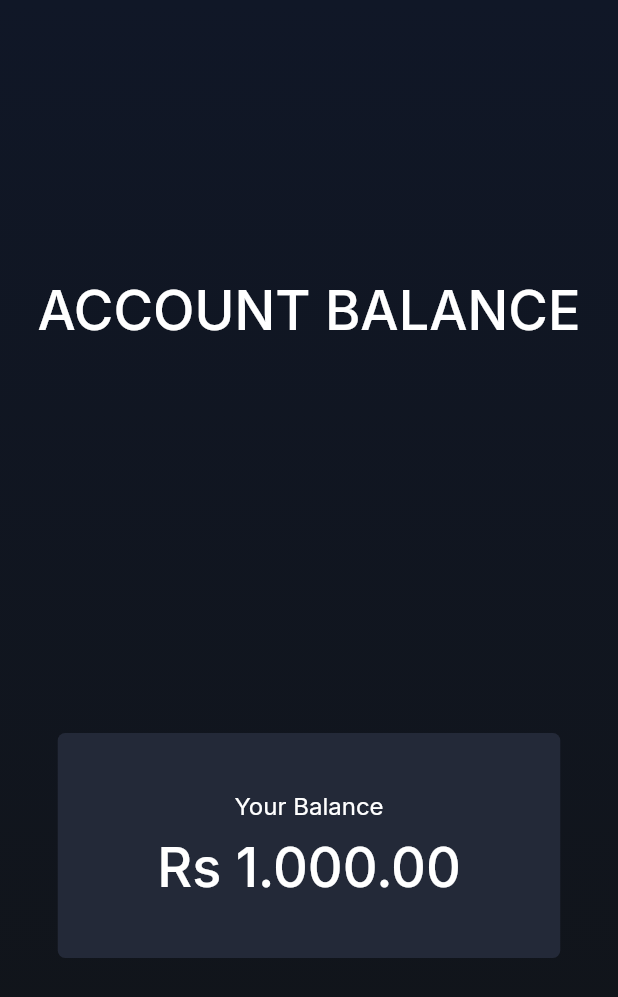
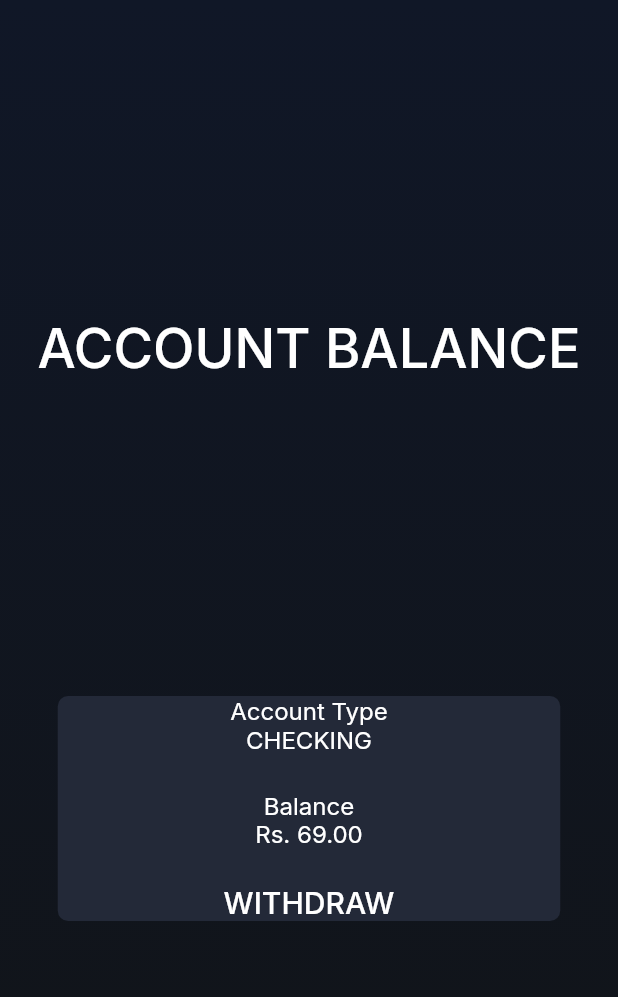
Before and after one commit to sawongam/ATM-App-in-Flutter, a Flutter app: the Menu screen opened directly, after a tap on "CHECK BALANCE", on a phone screen of 412 x 824 dp. Shown: the top 997 px of the screen. Run offline on Flutter 3.47's test engine with Material 2 defaults, Android fonts, the phone set to English and light mode, and no system bars; our stand-ins replace google_fonts, pinput.

Commit message:
atm pin screen added + structure revamped

```diff
--- /dev/null
+++ b/lib/UI/balance_check.dart
@@ -0,0 +1,96 @@
+import 'package:flutter/material.dart';
+import 'package:flutter/services.dart';
+
+class BalanceCheck extends StatelessWidget {
+  const BalanceCheck({super.key});
+
+  @override
+  Widget build(BuildContext context) {
+    return Scaffold(
+      body: Container(
+        decoration: const BoxDecoration(
+          gradient: LinearGradient(
+            colors: [Color(0xFF101727), Color(0xFF111418)],
+            begin: Alignment.topCenter,
+            end: Alignment.bottomCenter,
+          ),
+        ),
+        child: Center(
+          child: Column(
+              mainAxisAlignment: MainAxisAlignment.spaceEvenly,
+              children: [
+            // const Spacer(flex: 5),
+            const Text(
+              'ACCOUNT BALANCE',
+              style: TextStyle(
+                fontSize: 36,
+                fontWeight: FontWeight.w500,
+              ),
+            ),
+
+            // const Spacer(flex: 7),
+
+            Container(
+              width: 335,
+              height: 150,
+              decoration: BoxDecoration(
+                color: const Color(0xFF232938),
+                borderRadius: BorderRadius.circular(7),
+              ),
+              child: const Column(
+                mainAxisAlignment: MainAxisAlignment.spaceEvenly,
+                children: [
+                  Text(
+                    'Account Type',
+                    style: TextStyle(
+                      color: Colors.white,
+                      fontSize: 16,
+                      fontWeight: FontWeight.w400,
+                    ),
+                  ),
+                  Text(
+                    'CHECKING',
+                    style: TextStyle(
+                      color: Colors.white,
+                      fontSize: 16,
+                      fontWeight: FontWeight.w400,
+                    ),
+                  ),
+                  Spacer(),
+                  Text(
+                    'Balance',
+                    style: TextStyle(
+                      color: Colors.white,
+                      fontSize: 16,
+                      fontWeight: FontWeight.w400,
+                    ),
+                  ),
+                  Text(
+                    'Rs. 69.00',
+                    style: TextStyle(
+                      color: Colors.white,
+                      fontSize: 16,
+                      fontWeight: FontWeight.w400,
+                    ),
+                  ),
+                  Spacer(),
+                  Text(
+                    'WITHDRAW',
+                    style: TextStyle(
+                      color: Colors.white,
+                      fontSize: 20,
+                      fontWeight: FontWeight.w500,
+                    ),
+                  ),
+                ],
+              ),
+            ),
+
+            // const Spacer(flex: 5),
+
+          ]),
+        ),
+      ),
+    );
+  }
+}
--- a/lib/menu.dart
+++ b/lib/UI/menu.dart
@@ -1,6 +1,6 @@
+import 'package:atmproject/UI/balance_check.dart';
+import 'package:atmproject/UI/withdraw.dart';
 import 'package:flutter/material.dart';
-import 'package:atmproject/balance_check.dart';
-import 'package:atmproject/withdraw.dart';
 import 'package:flutter/services.dart';
 
 class Menu extends StatelessWidget {
@@ -19,8 +19,9 @@ class Menu extends StatelessWidget {
     ),
         child: Center(
           child: Column(
-            mainAxisAlignment: MainAxisAlignment.center,
+            mainAxisAlignment: MainAxisAlignment.spaceEvenly,
             children: [
+              const Spacer(flex: 4),
               const Text(
                 'MENU',
                 style: TextStyle(
@@ -28,7 +29,8 @@ class Menu extends StatelessWidget {
                   fontWeight: FontWeight.w500,
                 ),
               ),
-              const SizedBox(height: 169),
+              const SizedBox(height: 100),
+              const Spacer(),
               SizedBox(
                 width: 266,
                 height: 52,
@@ -57,7 +59,8 @@ class Menu extends StatelessWidget {
                     ),
                 ),
               ),
-              const SizedBox(height: 40),
+              // const SizedBox(height: 40),
+              const Spacer(),
               SizedBox(
                 width: 266,
                 height: 52,
@@ -86,7 +89,8 @@ class Menu extends StatelessWidget {
                     ),
                 ),
               ),
-              const SizedBox(height: 40),
+              // const SizedBox(height: 40),
+              const Spacer(),
               SizedBox(
                 width: 266,
                 height: 52,
@@ -111,6 +115,7 @@ class Menu extends StatelessWidget {
                     ),
                 ),
               ),
+              const Spacer(flex: 5,),
             ]
           ),
         ),
--- a/lib/balance_check.dart
+++ /dev/null
@@ -1,69 +0,0 @@
-import 'package:flutter/material.dart';
-import 'package:atmproject/balance_check.dart';
-import 'package:flutter/services.dart';
-
-class BalanceCheck extends StatelessWidget {
-  const BalanceCheck({super.key});
-
-  @override
-  Widget build(BuildContext context) {
-    return Scaffold(
-      body: Container(
-        decoration: const BoxDecoration(
-          gradient: LinearGradient(
-            colors: [Color(0xFF101727), Color(0xFF111418)],
-            begin: Alignment.topCenter,
-            end: Alignment.bottomCenter,
-          ),
-        ),
-        child: Center(
-          child: Column(
-              mainAxisAlignment: MainAxisAlignment.center,
-              children: [
-                const Spacer(flex: 5),
-                const Text(
-                  'ACCOUNT BALANCE',
-                  style: TextStyle(
-                    fontSize: 36,
-                    fontWeight: FontWeight.w500,
-                  ),
-                ),
-                const Spacer(flex: 7),
-                Container(
-                  width: 335,
-                  height: 150,
-                  decoration: BoxDecoration(
-                    color: const Color(0xFF232938),
-                    borderRadius: BorderRadius.circular(5),
-                  ),
-                  child: const Column(
-                    mainAxisAlignment: MainAxisAlignment.center,
-                    children: [
-                      Text(
-                        'Your Balance',
-                        style: TextStyle(
-                          color: Colors.white,
-                          fontSize: 16,
-                          fontWeight: FontWeight.w400,
-                        ),
-                      ),
-                      SizedBox(height: 10),
-                      Text(
-                        'Rs 1.000.00',
-                        style: TextStyle(
-                          color: Colors.white,
-                          fontSize: 36,
-                          fontWeight: FontWeight.w500,
-                        ),
-                      ),
-                    ],
-                  ),
-                ),
-                const Spacer(flex: 5),
-              ]
-          ),
-        ),
-      ),
-    );
-  }
-}
--- a/pubspec.yaml
+++ b/pubspec.yaml
@@ -30,12 +30,9 @@ environment:
 dependencies:
   flutter:
     sdk: flutter
-
-
-  # The following adds the Cupertino Icons font to your application.
-  # Use with the CupertinoIcons class for iOS style icons.
   cupertino_icons: ^1.0.2
   google_fonts: ^5.1.0
+  pinput: ^3.0.1
 
 dev_dependencies:
   flutter_test:
```
Also changed, not shown: lib/UI/atm_number.dart (added, +110 -0 lines), lib/UI/atm_pin.dart (added, +95 -0 lines), lib/main.dart (+2 -104 lines), lib/UI/confirm_withdraw.dart (added), lib/UI/manual_cash_withdraw.dart (added), lib/UI/withdraw.dart (renamed from lib/withdraw.dart), lib/UI/withdraw_successful.dart (added), lib/withdraw_successful.dart (deleted), pubspec.lock, 41 other files.
